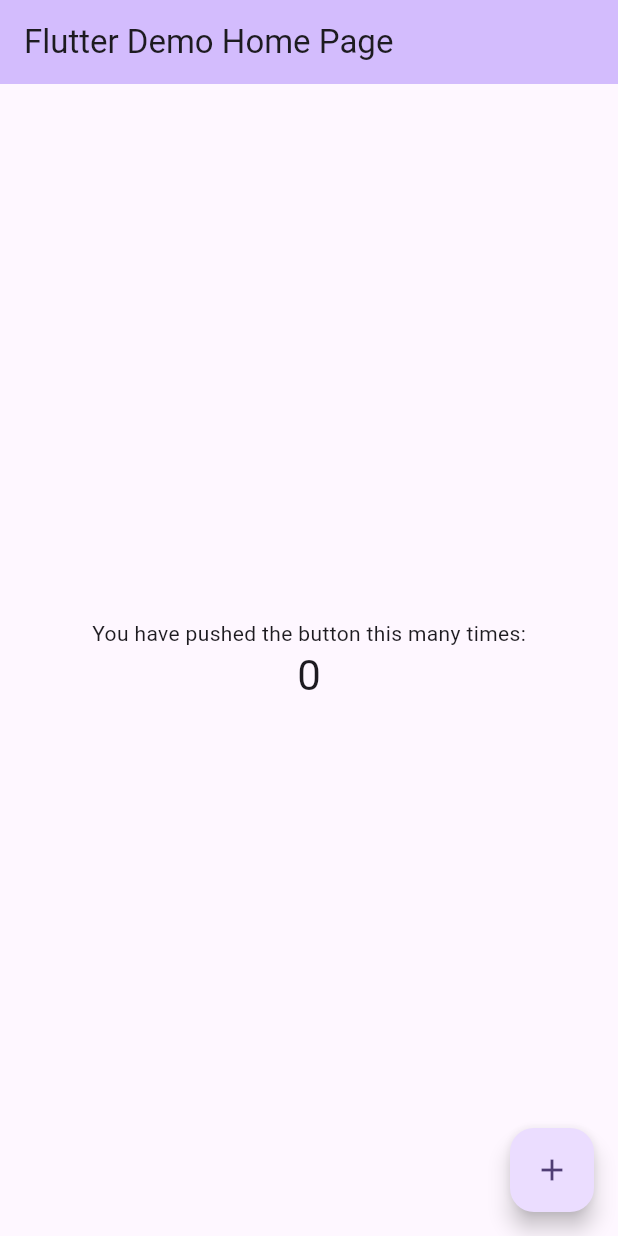
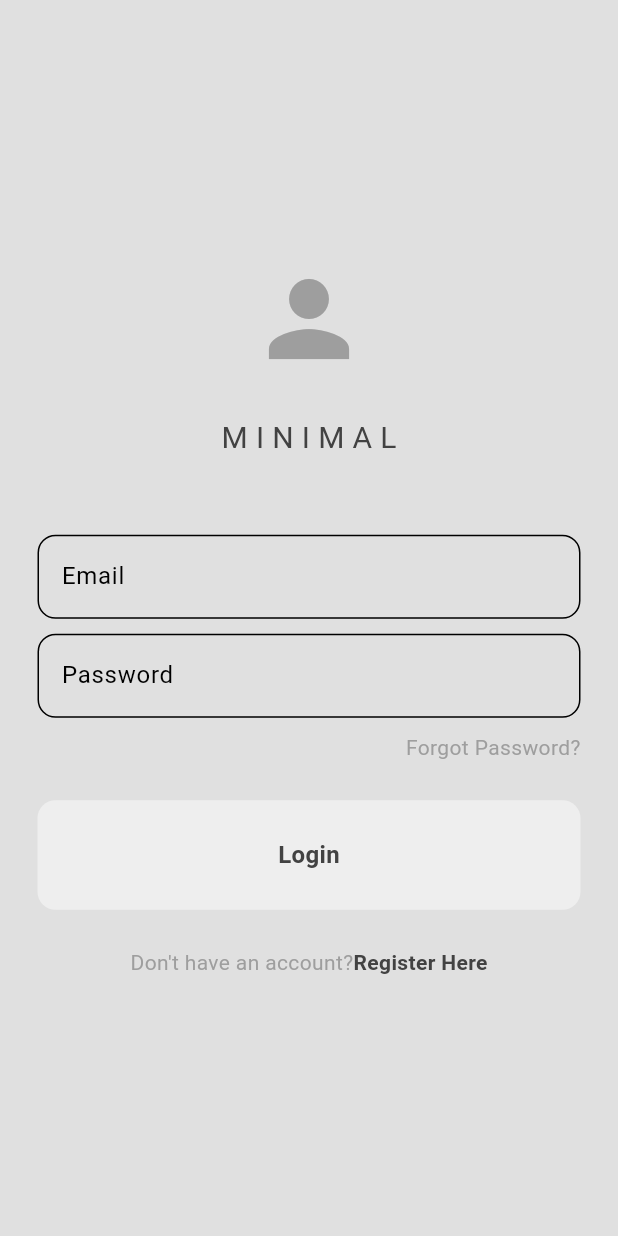
Before and after one commit to Levindu-Herath/Minimal-socialmedia-mobile-app, a Flutter app: the screen it shows after launch, on a phone screen of 412 x 824 dp. Run offline on Flutter 3.47's test engine with Material 3 defaults, Android fonts, the phone set to English and light mode, and no system bars.

Commit message:
toggle between login and register pages

```diff
--- /dev/null
+++ b/lib/Auth/login_or_register.dart
@@ -0,0 +1,30 @@
+ import 'package:flutter/material.dart';
+import 'package:socialmedia/pages/login_page.dart';
+import 'package:socialmedia/pages/register_page.dart';
+
+ class LoginOrRegister extends StatefulWidget {
+  const LoginOrRegister({super.key});
+
+  @override
+  State<LoginOrRegister> createState() => _LoginOrRegisterState();
+}
+
+class _LoginOrRegisterState extends State<LoginOrRegister> {
+  // initailly, show login page
+  bool showLoginPage=true;
+
+  // toggle between login and register page
+  void togglePages(){
+    setState(() {
+      showLoginPage= !showLoginPage;
+    });
+  }
+  @override
+  Widget build(BuildContext context) {
+    if(showLoginPage){
+      return LoginPage(onTap: togglePages);
+    }else{
+      return RegisterPage(onTap: togglePages);
+    }
+  }
+}
--- /dev/null
+++ b/lib/components/my_button.dart
@@ -0,0 +1,28 @@
+import 'package:flutter/material.dart';
+
+class MyButton extends StatelessWidget {
+  final String text;
+  final void Function()? onTap;
+  const MyButton({super.key,required this.text, required this.onTap});
+
+  @override
+  Widget build(BuildContext context) {
+    return GestureDetector(
+      onTap: onTap,
+      child: Container(
+        decoration: BoxDecoration(
+          color: Theme.of(context).colorScheme.primary,
+          borderRadius: BorderRadius.circular(12),
+        ),
+        padding: const EdgeInsets.all(25),
+        child: Center(
+          child: Text(text,
+          style: const TextStyle(
+            fontWeight: FontWeight.bold,
+            fontSize: 16,
+          ),),
+        ),
+      ),
+    );
+  }
+}
--- /dev/null
+++ b/lib/components/my_textfield.dart
@@ -0,0 +1,26 @@
+import 'package:flutter/material.dart';
+
+class MyTextField extends StatelessWidget {
+  final String hintText;
+  final bool obscureText;
+  final TextEditingController controller;
+
+  const MyTextField(
+      {super.key,
+      required this.hintText,
+      required this.obscureText,
+      required this.controller});
+
+  @override
+  Widget build(BuildContext context) {
+    return TextField(
+        controller: controller,
+        decoration: InputDecoration(
+          border: OutlineInputBorder(
+            borderRadius: BorderRadius.circular(12),
+          ),
+          hintText: hintText,
+        ),
+        obscureText: obscureText);
+  }
+}
--- a/lib/main.dart
+++ b/lib/main.dart
@@ -1,4 +1,9 @@
 import 'package:flutter/material.dart';
+import 'package:socialmedia/Auth/login_or_register.dart';
+import 'package:socialmedia/pages/login_page.dart';
+import 'package:socialmedia/pages/register_page.dart';
+import 'package:socialmedia/theme/dark_mode.dart';
+import 'package:socialmedia/theme/light_mode.dart';
 
 void main() {
   runApp(const MyApp());
@@ -7,119 +12,13 @@ void main() {
 class MyApp extends StatelessWidget {
   const MyApp({super.key});
 
-  // This widget is the root of your application.
   @override
   Widget build(BuildContext context) {
     return MaterialApp(
-      title: 'Flutter Demo',
-      theme: ThemeData(
-        // This is the theme of your application.
-        //
-        // TRY THIS: Try running your application with "flutter run". You'll see
-        // the application has a purple toolbar. Then, without quitting the app,
-        // try changing the seedColor in the colorScheme below to Colors.green
-        // and then invoke "hot reload" (save your changes or press the "hot
-        // reload" button in a Flutter-supported IDE, or press "r" if you used
-        // the command line to start the app).
-        //
-        // Notice that the counter didn't reset back to zero; the application
-        // state is not lost during the reload. To reset the state, use hot
-        // restart instead.
-        //
-        // This works for code too, not just values: Most code changes can be
-        // tested with just a hot reload.
-        colorScheme: ColorScheme.fromSeed(seedColor: Colors.deepPurple),
-        useMaterial3: true,
-      ),
-      home: const MyHomePage(title: 'Flutter Demo Home Page'),
+      debugShowCheckedModeBanner: false,
+      home: LoginOrRegister(),
+      theme: lightMode,
+      darkTheme: darkMode,
     );
   }
 }
-
-class MyHomePage extends StatefulWidget {
-  const MyHomePage({super.key, required this.title});
-
-  // This widget is the home page of your application. It is stateful, meaning
-  // that it has a State object (defined below) that contains fields that affect
-  // how it looks.
-
-  // This class is the configuration for the state. It holds the values (in this
-  // case the title) provided by the parent (in this case the App widget) and
-  // used by the build method of the State. Fields in a Widget subclass are
-  // always marked "final".
-
-  final String title;
-
-  @override
-  State<MyHomePage> createState() => _MyHomePageState();
-}
-
-class _MyHomePageState extends State<MyHomePage> {
-  int _counter = 0;
-
-  void _incrementCounter() {
-    setState(() {
-      // This call to setState tells the Flutter framework that something has
-      // changed in this State, which causes it to rerun the build method below
-      // so that the display can reflect the updated values. If we changed
-      // _counter without calling setState(), then the build method would not be
-      // called again, and so nothing would appear to happen.
-      _counter++;
-    });
-  }
-
-  @override
-  Widget build(BuildContext context) {
-    // This method is rerun every time setState is called, for instance as done
-    // by the _incrementCounter method above.
-    //
-    // The Flutter framework has been optimized to make rerunning build methods
-    // fast, so that you can just rebuild anything that needs updating rather
-    // than having to individually change instances of widgets.
-    return Scaffold(
-      appBar: AppBar(
-        // TRY THIS: Try changing the color here to a specific color (to
-        // Colors.amber, perhaps?) and trigger a hot reload to see the AppBar
-        // change color while the other colors stay the same.
-        backgroundColor: Theme.of(context).colorScheme.inversePrimary,
-        // Here we take the value from the MyHomePage object that was created by
-        // the App.build method, and use it to set our appbar title.
-        title: Text(widget.title),
-      ),
-      body: Center(
-        // Center is a layout widget. It takes a single child and positions it
-        // in the middle of the parent.
-        child: Column(
-          // Column is also a layout widget. It takes a list of children and
-          // arranges them vertically. By default, it sizes itself to fit its
-          // children horizontally, and tries to be as tall as its parent.
-          //
-          // Column has various properties to control how it sizes itself and
-          // how it positions its children. Here we use mainAxisAlignment to
-          // center the children vertically; the main axis here is the vertical
-          // axis because Columns are vertical (the cross axis would be
-          // horizontal).
-          //
-          // TRY THIS: Invoke "debug painting" (choose the "Toggle Debug Paint"
-          // action in the IDE, or press "p" in the console), to see the
-          // wireframe for each widget.
-          mainAxisAlignment: MainAxisAlignment.center,
-          children: <Widget>[
-            const Text(
-              'You have pushed the button this many times:',
-            ),
-            Text(
-              '$_counter',
-              style: Theme.of(context).textTheme.headlineMedium,
-            ),
-          ],
-        ),
-      ),
-      floatingActionButton: FloatingActionButton(
-        onPressed: _incrementCounter,
-        tooltip: 'Increment',
-        child: const Icon(Icons.add),
-      ), // This trailing comma makes auto-formatting nicer for build methods.
-    );
-  }
-}
--- /dev/null
+++ b/lib/pages/login_page.dart
@@ -0,0 +1,103 @@
+import 'package:flutter/material.dart';
+import 'package:socialmedia/components/my_button.dart';
+import 'package:socialmedia/components/my_textfield.dart';
+
+class LoginPage extends StatelessWidget {
+
+  final void Function()? onTap;
+
+  LoginPage({super.key,required this.onTap});
+
+  // text editing controllers
+  final TextEditingController emailController = TextEditingController();
+  final TextEditingController passwordController = TextEditingController();
+
+  // login method
+  void login() {}
+
+  @override
+  Widget build(BuildContext context) {
+    return Scaffold(
+      backgroundColor: Theme.of(context).colorScheme.background,
+      body: Center(
+        child: Padding(
+          padding: const EdgeInsets.all(25.0),
+          child: Column(
+            mainAxisAlignment: MainAxisAlignment.center,
+            children: [
+              // logo
+              Icon(
+                Icons.person,
+                size: 80,
+                color: Theme.of(context).colorScheme.inversePrimary,
+              ),
+
+              const SizedBox(height: 25),
+
+              //app name
+              const Text(
+                "M I N I M A L",
+                style: TextStyle(fontSize: 20),
+              ),
+
+              const SizedBox(height: 50),
+
+              // email textfield
+              MyTextField(
+                  hintText: "Email",
+                  obscureText: false,
+                  controller: emailController),
+
+              const SizedBox(height: 10),
+
+              //password textfield
+              MyTextField(
+                  hintText: "Password",
+                  obscureText: true,
+                  controller: passwordController),
+
+              const SizedBox(height: 10),
+
+              //forgot password
+              Row(
+                mainAxisAlignment: MainAxisAlignment.end,
+                children: [
+                  Text(
+                    "Forgot Password?",
+                    style: TextStyle(
+                      color: Theme.of(context).colorScheme.inversePrimary,
+                    ),
+                  ),
+                ],
+              ),
+
+              const SizedBox(height: 25),
+
+              //sign in button
+              MyButton(text: "Login", onTap: login),
+
+              const SizedBox(height: 25),
+
+              //dont have an account
+              Row(
+                mainAxisAlignment: MainAxisAlignment.center,
+                children: [
+                  Text("Don't have an account?",
+                      style: TextStyle(
+                          color: Theme.of(context).colorScheme.inversePrimary)),
+                  GestureDetector(
+                    onTap: onTap,
+                    child: Text(
+                      "Register Here",
+                      style: TextStyle(fontWeight: FontWeight.bold),
+                    ),
+                  ),
+                ],
+              )
+            ],
+          ),
+        ),
+      ),
+    );
+  }
+}
--- /dev/null
+++ b/lib/theme/dark_mode.dart
@@ -0,0 +1,14 @@
+import 'package:flutter/material.dart';
+
+ThemeData darkMode = ThemeData(
+    brightness: Brightness.dark,
+    colorScheme: ColorScheme.dark(
+      background: Colors.grey.shade900,
+      primary: Colors.grey.shade800,
+      secondary: Colors.grey.shade700,
+      inversePrimary: Colors.grey.shade500,
+    ),
+    textTheme: ThemeData.dark().textTheme.apply(
+          bodyColor: Colors.grey[300],
+          displayColor: Colors.white,
+        ));
--- /dev/null
+++ b/lib/theme/light_mode.dart
@@ -0,0 +1,14 @@
+import 'package:flutter/material.dart';
+
+ThemeData lightMode = ThemeData(
+    brightness: Brightness.light,
+    colorScheme: ColorScheme.light(
+      background: Colors.grey.shade300,
+      primary: Colors.grey.shade200,
+      secondary: Colors.grey.shade400,
+      inversePrimary: Colors.grey.shade500,
+    ),
+    textTheme: ThemeData.light().textTheme.apply(
+          bodyColor: Colors.grey[800],
+          displayColor: Colors.black,
+        ));
```
Also changed, not shown: lib/pages/register_page.dart (added, +119 -0 lines).
